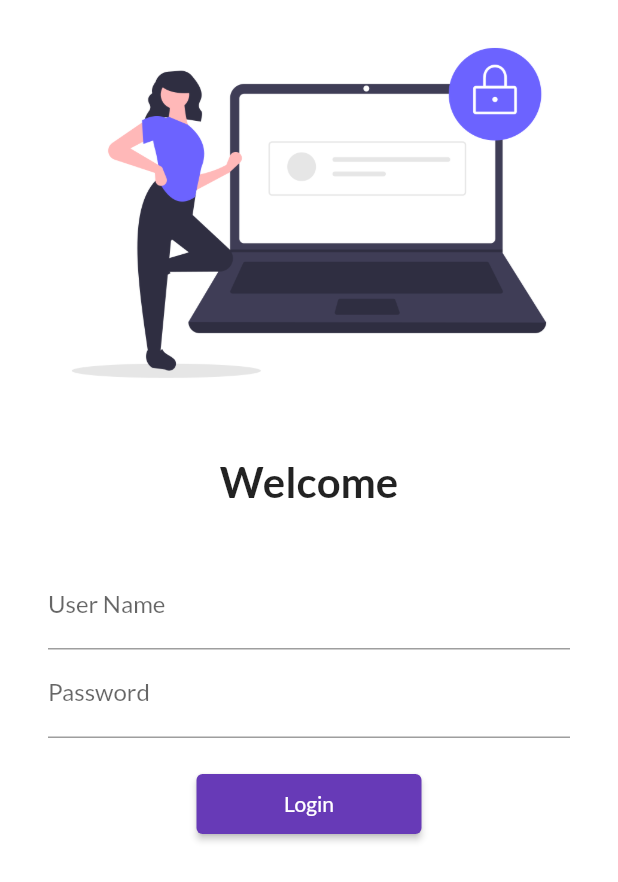
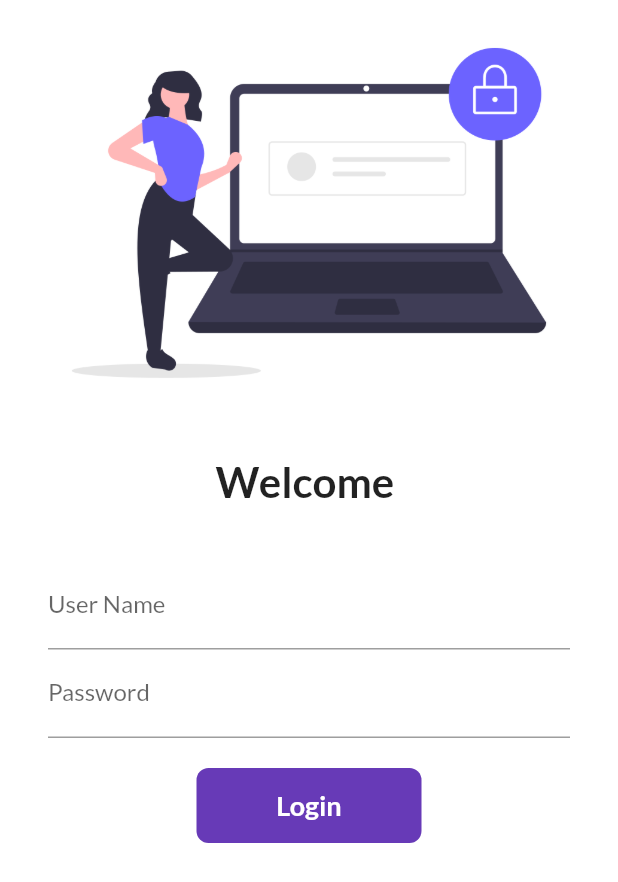
Before and after one commit to shhashank/30daysofflutter, a Flutter app: the screen it shows after launch, on a phone screen of 412 x 824 dp. Shown: the top 882 px of the screen. Run offline on Flutter 3.47's test engine with Material 2 defaults, Android fonts, the light colour scheme and no system bars; our stand-ins replace google_fonts.

Commit message:
day6 completed

```diff
--- a/lib/pages/login_page.dart
+++ b/lib/pages/login_page.dart
@@ -1,7 +1,14 @@
 import 'package:alpha1/utils/routes.dart';
 import 'package:flutter/material.dart';
 
-class LoginPage extends StatelessWidget {
+class LoginPage extends StatefulWidget {
+  @override
+  _LoginPageState createState() => _LoginPageState();
+}
+
+class _LoginPageState extends State<LoginPage> {
+  String name = "";
+  bool changedButton = false;
   @override
   Widget build(BuildContext context) {
     return Material(
@@ -16,7 +23,7 @@
               SizedBox(
                 height: 20.0,
               ),
-              Text("Welcome",
+              Text("Welcome $name",
                   style: TextStyle(
                     fontSize: 28,
                     fontWeight: FontWeight.bold,
@@ -32,6 +39,10 @@
                     TextFormField(
                       decoration: InputDecoration(
                           hintText: "Enter User Name", labelText: "User Name"),
+                      onChanged: (value) {
+                        name = value;
+                        setState(() {});
+                      },
                     ),
                     TextFormField(
                       obscureText: true,
@@ -41,13 +52,48 @@
                     SizedBox(
                       height: 20.0,
                     ),
-                    ElevatedButton(
-                      onPressed: () {
+                    InkWell(
+                      onTap: () async {
+                        setState(() {
+                          changedButton = true;
+                        });
+                        await Future.delayed(Duration(seconds: 1));
                         Navigator.pushNamed(context, MyRoutes.homeRoute);
                       },
-                      child: Text("Login"),
-                      style: TextButton.styleFrom(minimumSize: Size(150, 40)),
-                    )
+                      child: AnimatedContainer(
+                        duration: Duration(seconds: 2),
+                        width: changedButton ? 50 : 150,
+                        height: 50,
+                        alignment: Alignment.center,
+                        child: changedButton
+                            ? Icon(
+                                Icons.done,
+                                color: Colors.white,
+                              )
+                            : Text(
+                                "Login",
+                                style: TextStyle(
+                                    color: Colors.white,
+                                    fontWeight: FontWeight.bold,
+                                    fontSize: 18),
+                              ),
+                        decoration: BoxDecoration(
+                          color: Colors.deepPurple,
+                          // shape: changedButton
+                          //     ? BoxShape.circle
+                          //     : BoxShape.rectangle,
+                          borderRadius:
+                              BorderRadius.circular(changedButton ? 50 : 8),
+                        ),
+                      ),
+                    ),
+                    // ElevatedButton(
+                    //   onPressed: () {
+                    //     Navigator.pushNamed(context, MyRoutes.homeRoute);
+                    //   },
+                    //   child: Text("Login"),
+                    //   style: TextButton.styleFrom(minimumSize: Size(150, 40)),
+                    // ),
                   ],
                 ),
               )
```
